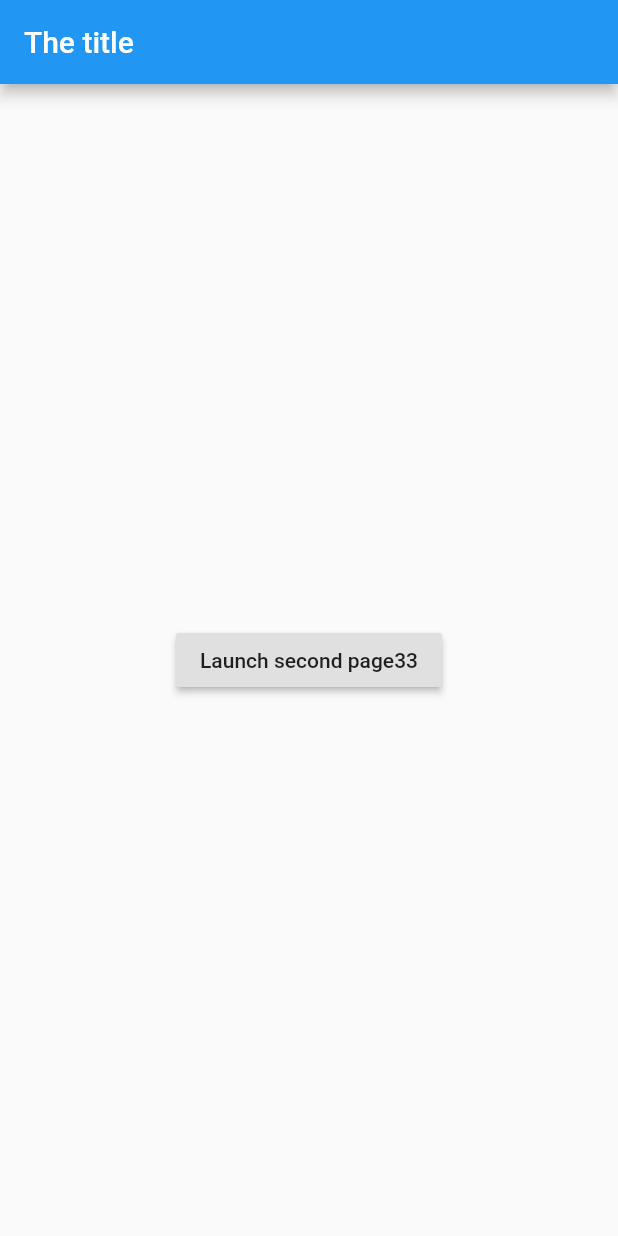
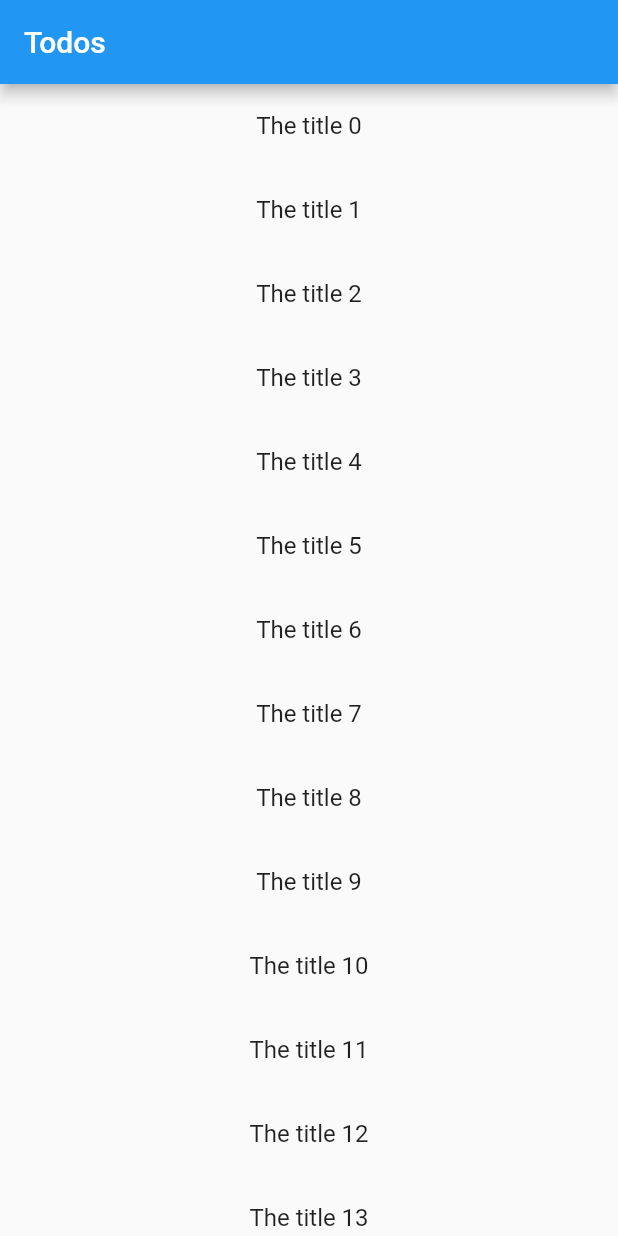
Before and after one commit to acantuta/flutter_examples, a Flutter app: the screen it shows after launch, on a phone screen of 412 x 824 dp. Run offline on Flutter 3.47's test engine with Material 2 defaults, Android fonts, the phone set to English and light mode, and no system bars.

Commit message:
Enviar Datos a una nueva pantalla

```diff
--- a/lib/main.dart
+++ b/lib/main.dart
@@ -1,57 +1,69 @@
+import 'package:flutter/cupertino.dart';
 import 'package:flutter/material.dart';
 
 void main() {
-  runApp(MyApp());
+  var app = MyApp();
+  runApp(app);
 }
 
 class MyApp extends StatelessWidget {
+  const MyApp({Key key}) : super(key: key);
+
+  @override
   Widget build(BuildContext context) {
     return MaterialApp(
-      home: FirstRoute()
+      home: HomePage(),
     );
   }
 }
 
-class FirstRoute extends StatelessWidget {
-  const FirstRoute({Key key}) : super(key: key);
+class Todo {
+  final String title;
+  final String body;
+
+  Todo(this.title, this.body);
+}
+
+class HomePage extends StatelessWidget {
+  const HomePage({Key key}) : super(key: key);
+
+  @override
+  Widget build(BuildContext context) {
+    List<Todo> list = List.generate(
+        20, (index) => Todo("The title $index", "The description $index"));
+    return Scaffold(
+      appBar: AppBar(
+        title: Text("Todos"),
+      ),
+      body: ListView.builder(
+          itemCount: list.length,
+          itemBuilder: (BuildContext context, int index) {
+            return ListTile(
+              onTap: () {
+                Navigator.push(
+                    context,
+                    MaterialPageRoute(
+                        builder: (context) => DetailScreen(todo: list[index])));
+              },
+              title: Center(child: Text(list[index].title)),
+            );
+          }),
+    );
+  }
+}
+
+class DetailScreen extends StatelessWidget {
+  final Todo todo;
+
+  const DetailScreen({Key key, @required this.todo}) : super(key: key);
 
   @override
   Widget build(BuildContext context) {
     return Scaffold(
-        appBar: AppBar(
-          title: Text("The title"),
-        ),
-        body: Center(
-          child: RaisedButton(
-            onPressed: () {
-              print("pressed...");
-              Navigator.push(context, MaterialPageRoute(
-                builder: (context) => SecondRoute(),
-              ));
-            },
-            child: Text("Launch second page33"),
-          ),
-        ));
+      appBar: AppBar(
+        title: Text(this.todo.title),
+      ),
+      body: Center(child: Text(this.todo.body)),
+    );
   }
 }
-
-class SecondRoute extends StatelessWidget {
-  const SecondRoute({Key key}) : super(key: key);
-
-  @override
-  Widget build(BuildContext context) {
-    return Scaffold(
-        body: Center(
-      child: Container(
-        child: Center(
-          child: RaisedButton(
-            onPressed: () {
-              Navigator.pop(context);
-            },
-            child: Text("Close"),
-          ),
-        ),
-      ),
-    ));
-  }
-}
```
